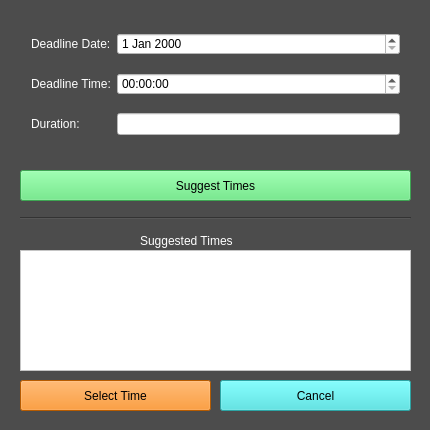
This is suggest_user_event.ui in allenh1/timefuse-client as Qt 5 draws it before an edit. The edited form follows.
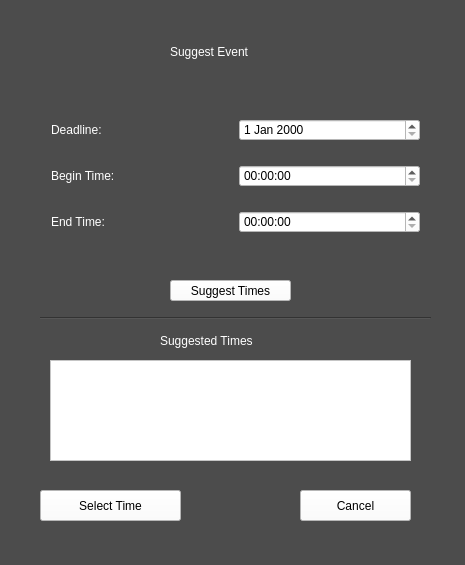
This is the edited form.

What changed in the file:
```diff
--- a/suggest_user_event.ui
+++ b/suggest_user_event.ui
@@ -6,8 +6,8 @@
    <rect>
     <x>0</x>
     <y>0</y>
-    <width>430</width>
-    <height>430</height>
+    <width>465</width>
+    <height>565</height>
    </rect>
   </property>
   <property name="windowTitle">
@@ -17,84 +17,18 @@
    <string notr="true">background-color: rgb(76, 76, 76);
 font: 12pt &quot;Courier&quot;;</string>
   </property>
-  <widget class="QWidget" name="gridLayoutWidget">
-   <property name="geometry">
-    <rect>
-     <x>20</x>
-     <y>10</y>
-     <width>391</width>
-     <height>151</height>
-    </rect>
-   </property>
-   <layout class="QGridLayout" name="gridLayout">
-    <item row="1" column="1">
-     <widget class="QTimeEdit" name="begin_time_edit">
-      <property name="styleSheet">
-       <string notr="true">background-color: rgb(255, 255, 255);</string>
-      </property>
-     </widget>
-    </item>
-    <item row="2" column="1">
-     <widget class="QLineEdit" name="duration_input">
-      <property name="styleSheet">
-       <string notr="true">background-color: rgb(255, 255, 255);</string>
-      </property>
-     </widget>
-    </item>
-    <item row="2" column="0">
-     <widget class="QLabel" name="end_time">
-      <property name="styleSheet">
-       <string notr="true">color: rgb(255, 255, 255);
-font: 12pt &quot;Courier&quot;;</string>
-      </property>
-      <property name="text">
-       <string>Duration:</string>
-      </property>
-     </widget>
-    </item>
-    <item row="0" column="1">
-     <widget class="QDateEdit" name="dateEdit">
-      <property name="styleSheet">
-       <string notr="true">background-color: rgb(255, 255, 255);</string>
-      </property>
-     </widget>
-    </item>
-    <item row="1" column="0">
-     <widget class="QLabel" name="begin_time">
-      <property name="styleSheet">
-       <string notr="true">color: rgb(255, 255, 255);
-font: 12pt &quot;Courier&quot;;</string>
-      </property>
-      <property name="text">
-       <string>Deadline Time:</string>
-      </property>
-     </widget>
-    </item>
-    <item row="0" column="0">
-     <widget class="QLabel" name="date_text">
-      <property name="styleSheet">
-       <string notr="true">color: rgb(255, 255, 255);
-font: 12pt &quot;Courier&quot;;</string>
-      </property>
-      <property name="text">
-       <string>Deadline Date:</string>
-      </property>
-     </widget>
-    </item>
-   </layout>
-  </widget>
   <widget class="QPushButton" name="cancel">
    <property name="geometry">
     <rect>
-     <x>220</x>
-     <y>380</y>
-     <width>191</width>
+     <x>300</x>
+     <y>490</y>
+     <width>111</width>
      <height>31</height>
     </rect>
    </property>
    <property name="styleSheet">
-    <string notr="true">font: 12pt &quot;Courier&quot;;
-background-color: rgb(61, 229, 229);</string>
+    <string notr="true">background-color: rgb(255, 255, 255);
+font: 13pt &quot;Courier&quot;;</string>
    </property>
    <property name="text">
     <string>Cancel</string>
@@ -103,15 +37,15 @@
   <widget class="QPushButton" name="select_time">
    <property name="geometry">
     <rect>
-     <x>20</x>
-     <y>380</y>
-     <width>191</width>
+     <x>40</x>
+     <y>490</y>
+     <width>141</width>
      <height>31</height>
     </rect>
    </property>
    <property name="styleSheet">
-    <string notr="true">font: 12pt &quot;Courier&quot;;
-background-color: rgb(255, 128, 0);</string>
+    <string notr="true">background-color: rgb(255, 255, 255);
+font: 13pt &quot;Courier&quot;;</string>
    </property>
    <property name="text">
     <string>Select Time</string>
@@ -120,10 +54,10 @@
   <widget class="QLabel" name="attendees">
    <property name="geometry">
     <rect>
-     <x>140</x>
-     <y>230</y>
+     <x>160</x>
+     <y>320</y>
      <width>161</width>
-     <height>21</height>
+     <height>41</height>
     </rect>
    </property>
    <property name="styleSheet">
@@ -137,10 +71,10 @@
   <widget class="QListWidget" name="time_list">
    <property name="geometry">
     <rect>
-     <x>20</x>
-     <y>250</y>
-     <width>391</width>
-     <height>121</height>
+     <x>50</x>
+     <y>360</y>
+     <width>361</width>
+     <height>101</height>
     </rect>
    </property>
    <property name="styleSheet">
@@ -150,8 +84,8 @@
   <widget class="Line" name="line">
    <property name="geometry">
     <rect>
-     <x>20</x>
-     <y>210</y>
+     <x>40</x>
+     <y>310</y>
      <width>391</width>
      <height>16</height>
     </rect>
@@ -163,20 +97,103 @@
   <widget class="QPushButton" name="suggest_times">
    <property name="geometry">
     <rect>
-     <x>20</x>
-     <y>170</y>
-     <width>391</width>
-     <height>31</height>
+     <x>170</x>
+     <y>280</y>
+     <width>121</width>
+     <height>21</height>
     </rect>
    </property>
    <property name="styleSheet">
-    <string notr="true">font: 12pt &quot;Courier&quot;;
-background-color: rgb(86, 231, 115);</string>
+    <string notr="true">background-color: rgb(255, 255, 255);
+font: 13pt &quot;Courier&quot;;</string>
    </property>
    <property name="text">
     <string>Suggest Times</string>
    </property>
   </widget>
+  <widget class="QLabel" name="date_text_2">
+   <property name="geometry">
+    <rect>
+     <x>170</x>
+     <y>21</y>
+     <width>191</width>
+     <height>61</height>
+    </rect>
+   </property>
+   <property name="styleSheet">
+    <string notr="true">color: rgb(255, 255, 255);
+font: 20pt &quot;Times New Roman&quot;;</string>
+   </property>
+   <property name="text">
+    <string>Suggest Event</string>
+   </property>
+  </widget>
+  <widget class="QWidget" name="gridLayoutWidget">
+   <property name="geometry">
+    <rect>
+     <x>40</x>
+     <y>90</y>
+     <width>391</width>
+     <height>173</height>
+    </rect>
+   </property>
+   <layout class="QGridLayout" name="gridLayout">
+    <item row="1" column="1">
+     <widget class="QTimeEdit" name="begin_time_edit">
+      <property name="styleSheet">
+       <string notr="true">background-color: rgb(255, 255, 255);</string>
+      </property>
+     </widget>
+    </item>
+    <item row="0" column="0">
+     <widget class="QLabel" name="date_text">
+      <property name="styleSheet">
+       <string notr="true">color: rgb(255, 255, 255);
+font: 13pt &quot;Courier&quot;;</string>
+      </property>
+      <property name="text">
+       <string>Deadline:</string>
+      </property>
+     </widget>
+    </item>
+    <item row="2" column="1">
+     <widget class="QTimeEdit" name="begin_time_edit_2">
+      <property name="styleSheet">
+       <string notr="true">background-color: rgb(255, 255, 255);</string>
+      </property>
+     </widget>
+    </item>
+    <item row="1" column="0">
+     <widget class="QLabel" name="begin_time">
+      <property name="styleSheet">
+       <string notr="true">color: rgb(255, 255, 255);
+font: 13pt &quot;Courier&quot;;</string>
+      </property>
+      <property name="text">
+       <string>Begin Time:</string>
+      </property>
+     </widget>
+    </item>
+    <item row="0" column="1">
+     <widget class="QDateEdit" name="dateEdit">
+      <property name="styleSheet">
+       <string notr="true">background-color: rgb(255, 255, 255);</string>
+      </property>
+     </widget>
+    </item>
+    <item row="2" column="0">
+     <widget class="QLabel" name="end_time">
+      <property name="styleSheet">
+       <string notr="true">color: rgb(255, 255, 255);
+font: 13pt &quot;Courier&quot;;</string>
+      </property>
+      <property name="text">
+       <string>End Time:</string>
+      </property>
+     </widget>
+    </item>
+   </layout>
+  </widget>
  </widget>
  <layoutdefault spacing="6" margin="11"/>
  <resources/>
```
Left out of the diff: 2 changed lines with no effect on the pictures.
